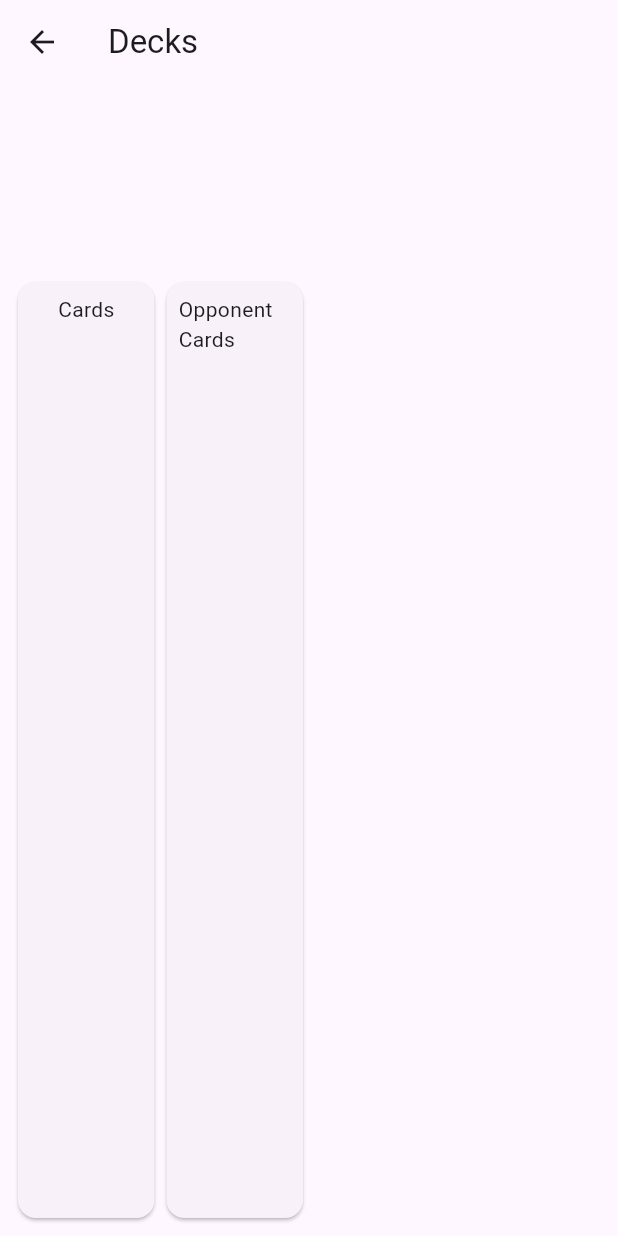
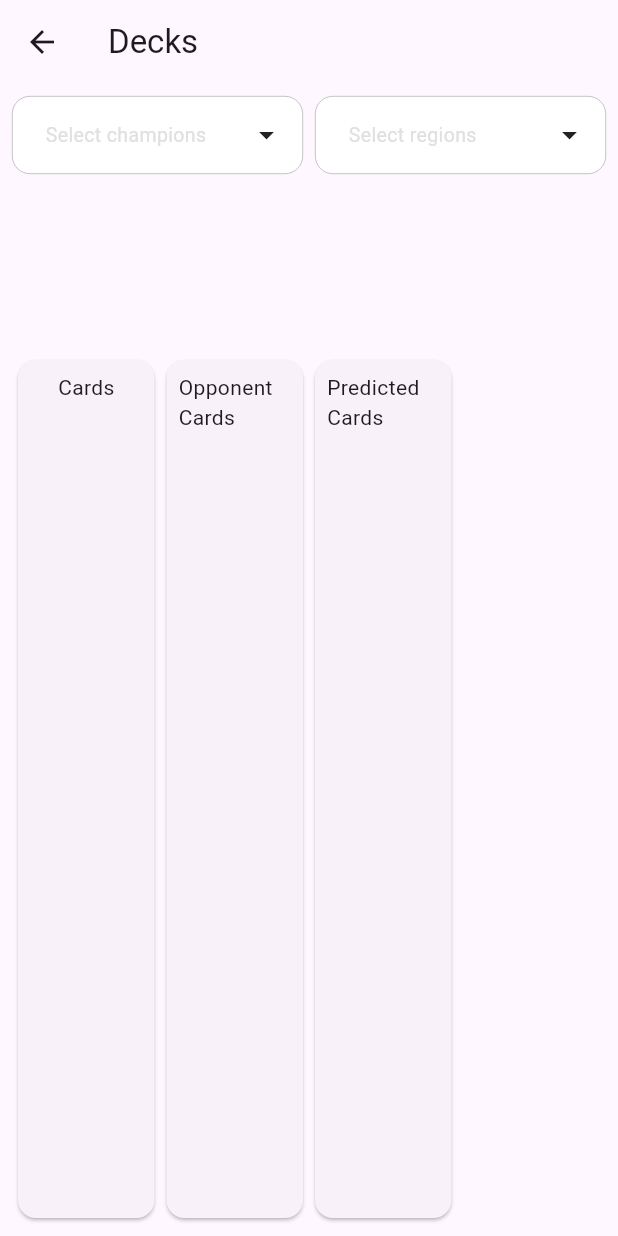
Before and after one commit to Almis90/lortools, a Flutter app: the DecksPage screen opened by its route, on a phone screen of 412 x 824 dp. Run offline on Flutter 3.47's test engine with Material 3 defaults, Android fonts, the phone set to English and light mode, and no system bars; drawn by our look-alikes of multi_dropdown; our stand-ins replace auto_route, cached_network_image, dio, flutter_bloc, shared_preferences; missing offline and left inert: base32; accounts and stored records are empty; network calls fail.

Commit message:
Load champions/regions from api, improved filter

```diff
--- a/lib/bloc/opponent_cards_bloc.dart
+++ b/lib/bloc/opponent_cards_bloc.dart
@@ -8,11 +8,11 @@ part 'opponent_cards_event.dart';
 part 'opponent_cards_state.dart';
 
 class OpponentCardsBloc extends Bloc<OpponentCardsEvent, OpponentCardsState> {
+  List<LorCard> cards = [];
+
   OpponentCardsBloc() : super(OpponentCardsInitial()) {
     on<OpponentCardsAdd>((event, emit) {
-      if (state is OpponentCardsUpdated) {
-        var cards = (state as OpponentCardsUpdated).cards;
-
+      if (cards.isNotEmpty) {
         var existingCard = cards.firstWhereOrNull(
             (element) => element.cardCode == event.card.cardCode);
 
@@ -23,10 +23,10 @@ class OpponentCardsBloc extends Bloc<OpponentCardsEvent, OpponentCardsState> {
             existingCard.increaseCount();
           }
         }
-        emit(OpponentCardsUpdated(cards));
       } else {
-        emit(OpponentCardsUpdated([event.card]));
+        cards.add(event.card);
       }
+      emit(OpponentCardsUpdated([event.card]));
     });
     on<OpponentCardsRemove>((event, emit) {
       if (state is OpponentCardsUpdated) {
--- /dev/null
+++ b/lib/bloc/predicted_cards_bloc.dart
@@ -0,0 +1,13 @@
+import 'package:flutter/material.dart';
+import 'package:flutter_bloc/flutter_bloc.dart';
+import 'package:lortools/models/lor_card.dart';
+
+part 'predicted_cards_event.dart';
+part 'predicted_cards_state.dart';
+
+class PredictedCardsBloc
+    extends Bloc<PredictedCardsEvent, PredictedCardsState> {
+  PredictedCardsBloc() : super(PredictedCardsInitial()) {
+    on<PredictedCardsUpdate>((event, emit) {});
+  }
+}
--- /dev/null
+++ b/lib/bloc/predicted_cards_event.dart
@@ -0,0 +1,10 @@
+part of 'predicted_cards_bloc.dart';
+
+@immutable
+sealed class PredictedCardsEvent {}
+
+class PredictedCardsUpdate extends PredictedCardsEvent {
+  final List<LorCard> cards;
+
+  PredictedCardsUpdate(this.cards);
+}
--- /dev/null
+++ b/lib/bloc/predicted_cards_state.dart
@@ -0,0 +1,12 @@
+part of 'predicted_cards_bloc.dart';
+
+@immutable
+sealed class PredictedCardsState {}
+
+final class PredictedCardsInitial extends PredictedCardsState {}
+
+final class PredictedCardsUpdated extends PredictedCardsState {
+  final List<LorCard> cards;
+
+  PredictedCardsUpdated(this.cards);
+}
--- a/lib/bloc/sets_bloc.dart
+++ b/lib/bloc/sets_bloc.dart
@@ -8,21 +8,37 @@ part 'sets_state.dart';
 
 class SetsBloc extends Bloc<SetsEvent, SetsState> {
   final SetsRepository setsRepository;
+  List<LorCard> cards = [];
+  List<LorCard> filteredCards = [];
 
   SetsBloc(this.setsRepository) : super(SetsInitial()) {
     on<LoadAllCardsFromAllSets>((event, emit) async {
       var setCards = await setsRepository.getAllCardsFromAllSet();
-      var cards = setCards
-          .map((e) => LorCard(
-                cardCode: e.cardCode ?? '',
-                collectible: e.collectible ?? false,
-                cost: e.cost ?? 0,
-                name: e.name ?? '',
-                deckSet: e.deckSet ?? '',
-              ))
+      cards = filteredCards = setCards
+          .map(
+            (e) => LorCard(
+              cardCode: e.cardCode ?? '',
+              collectible: e.collectible ?? false,
+              cost: e.cost ?? 0,
+              name: e.name ?? '',
+              deckSet: e.deckSet ?? '',
+              regions: e.regions ?? [],
+              rarity: e.rarity ?? '',
+            ),
+          )
           .toList();
 
-      emit(CardsLoaded(cards));
+      emit(CardsLoaded(filteredCards: filteredCards, allCards: cards));
+    });
+    on<CardsFilter>((event, emit) async {
+      filteredCards = event.regions?.isEmpty ?? true
+          ? cards
+          : cards
+              .where((e) => e.regions
+                  .any((element) => event.regions?.contains(element) ?? true))
+              .toList();
+
+      emit(CardsLoaded(filteredCards: filteredCards, allCards: cards));
     });
   }
 }
--- a/lib/bloc/sets_event.dart
+++ b/lib/bloc/sets_event.dart
@@ -4,3 +4,10 @@ part of 'sets_bloc.dart';
 sealed class SetsEvent {}
 
 class LoadAllCardsFromAllSets extends SetsEvent {}
+
+class CardsFilter extends SetsEvent {
+  final List<String>? champions;
+  final List<String>? regions;
+
+  CardsFilter(this.champions, this.regions);
+}
--- a/lib/bloc/sets_state.dart
+++ b/lib/bloc/sets_state.dart
@@ -6,7 +6,11 @@ sealed class SetsState {}
 final class SetsInitial extends SetsState {}
 
 final class CardsLoaded extends SetsState {
-  final List<LorCard> cards;
+  final List<LorCard> filteredCards;
+  final List<LorCard> allCards;
 
-  CardsLoaded(this.cards);
+  CardsLoaded({
+    required this.filteredCards,
+    required this.allCards,
+  });
 }
--- a/lib/main.dart
+++ b/lib/main.dart
@@ -4,6 +4,7 @@ import 'package:lortools/auto_router.dart';
 import 'package:lortools/bloc/assets_bloc.dart';
 import 'package:lortools/bloc/decks_bloc.dart';
 import 'package:lortools/bloc/opponent_cards_bloc.dart';
+import 'package:lortools/bloc/predicted_cards_bloc.dart';
 import 'package:lortools/bloc/sets_bloc.dart';
 import 'package:lortools/repositories/decks_repository.dart';
 import 'package:lortools/repositories/sets_repository.dart';
@@ -49,6 +50,9 @@ class MyApp extends StatelessWidget {
           BlocProvider<OpponentCardsBloc>(
             create: (context) => OpponentCardsBloc(),
           ),
+          BlocProvider<PredictedCardsBloc>(
+            create: (context) => PredictedCardsBloc(),
+          ),
         ],
         child: MaterialApp.router(
           title: 'Flutter Demo',
--- a/lib/models/champion.dart
+++ b/lib/models/champion.dart
@@ -1,20 +1,18 @@
 class Champion {
-  final String title;
+  final String name;
+  final String cardCode;
   final String imageUrl;
 
   Champion({
-    required this.title,
+    required this.name,
+    required this.cardCode,
     required this.imageUrl,
   });
 
   @override
   bool operator ==(Object other) =>
-      identical(this, other) ||
-      other is Champion &&
-          runtimeType == other.runtimeType &&
-          title == other.title &&
-          imageUrl == other.imageUrl;
+      identical(this, other) || other is Champion && cardCode == other.cardCode;
 
   @override
-  int get hashCode => title.hashCode ^ imageUrl.hashCode;
+  int get hashCode => name.hashCode ^ imageUrl.hashCode;
 }
--- a/lib/models/lor_card.dart
+++ b/lib/models/lor_card.dart
@@ -4,6 +4,8 @@ class LorCard {
   final String name;
   final String deckSet;
   final int cost;
+  final List<String> regions;
+  final String rarity;
   int count = 0;
 
   LorCard({
@@ -12,6 +14,8 @@ class LorCard {
     required this.name,
     required this.deckSet,
     required this.cost,
+    required this.regions,
+    required this.rarity,
   });
 
   void increaseCount() {
--- a/lib/pages/decks_page.dart
+++ b/lib/pages/decks_page.dart
@@ -3,6 +3,7 @@ import 'package:flutter/material.dart';
 import 'package:flutter_bloc/flutter_bloc.dart';
 import 'package:lortools/bloc/decks_bloc.dart';
 import 'package:lortools/bloc/opponent_cards_bloc.dart';
+import 'package:lortools/bloc/predicted_cards_bloc.dart';
 import 'package:lortools/bloc/sets_bloc.dart';
 import 'package:lortools/helpers/card_helper.dart';
 import 'package:lortools/helpers/string_extensions.dart';
@@ -57,7 +58,7 @@ class _DecksPageState extends State<DecksPage> {
                 children: [
                   _buildCards(),
                   _buildOpponentCards(),
-                  const Spacer(),
+                  _buildPredictedCards(),
                   const Spacer(),
                 ],
               ),
@@ -101,7 +102,11 @@ class _DecksPageState extends State<DecksPage> {
       'Opponent Cards',
       DragTarget<LorCard>(
         onAccept: (data) {
-          context.read<OpponentCardsBloc>().add(OpponentCardsAdd(data));
+          var opponentCardsBloc = context.read<OpponentCardsBloc>();
+          opponentCardsBloc.add(OpponentCardsAdd(data));
+          // context
+          //     .read<PredictedCardsBloc>()
+          //     .add(PredictedCardsUpdate(opponentCardsBloc.cards));
         },
         builder: (context, candidateData, rejectedData) {
           return BlocBuilder<OpponentCardsBloc, OpponentCardsState>(
@@ -139,7 +144,7 @@ class _DecksPageState extends State<DecksPage> {
           return BlocBuilder<SetsBloc, SetsState>(
             builder: (context, state) {
               if (state is CardsLoaded) {
-                var uniqueCards = _getUniqueSortedCards(state.cards);
+                var uniqueCards = _getUniqueSortedCards(state.filteredCards);
                 return ListView.builder(
                   itemCount: uniqueCards.length,
                   itemBuilder: (context, index) {
@@ -156,6 +161,31 @@ class _DecksPageState extends State<DecksPage> {
               }
             },
           );
+        },
+      ),
+    );
+  }
+
+  Widget _buildPredictedCards() {
+    return _buildCardLayout(
+      'Predicted Cards',
+      BlocBuilder<PredictedCardsBloc, PredictedCardsState>(
+        builder: (context, state) {
+          if (state is PredictedCardsUpdated) {
+            return ListView.builder(
+              itemCount: state.cards.length,
+              itemBuilder: (context, index) {
+                return LayoutBuilder(
+                  builder: (context, constraints) {
+                    return CardWidget(
+                        lorCard: state.cards[index], showCount: true);
+                  },
+                );
+              },
+            );
+          } else {
+            return Container();
+          }
         },
       ),
     );
@@ -191,10 +221,10 @@ class _DecksPageState extends State<DecksPage> {
   }
 
   Widget _buildChampionDropdown() {
-    return BlocBuilder<DecksBloc, DecksState>(
+    return BlocBuilder<SetsBloc, SetsState>(
       builder: (context, state) {
-        if (state is DecksLoaded) {
-          var champions = _getChampions(state);
+        if (state is CardsLoaded) {
+          var champions = _getChampions(state.allCards);
           var dropdownItems =
               champions?.map(_championToValueItem).toList() ?? [];
 
@@ -218,10 +248,10 @@ class _DecksPageState extends State<DecksPage> {
   }
 
   Widget _buildRegionDropdown() {
-    return BlocBuilder<DecksBloc, DecksState>(
+    return BlocBuilder<SetsBloc, SetsState>(
       builder: (context, state) {
-        if (state is DecksLoaded) {
-          var regions = _getRegions(state);
+        if (state is CardsLoaded) {
+          var regions = _getRegions(state.allCards);
           var dropdownItems = regions?.map(_regionToValueItem).toList() ?? [];
 
           return MultiSelectDropDown<String>(
@@ -276,32 +306,26 @@ class _DecksPageState extends State<DecksPage> {
     );
   }
 
-  List<Champion>? _getChampions(DecksLoaded state) {
-    if (state.decks.stats?.seven?.europe == null) {
-      return null;
-    }
+  List<Champion>? _getChampions(List<LorCard> cards) {
+    var regions = _regionsController.selectedOptions.map((e) => e.value ?? '');
 
-    return state.decks.stats!.seven!.europe!
-        .expand<Champion>((deckStat) =>
-            deckStat.assets?.champions?.map((championData) => Champion(
-                title: championData[0],
-                imageUrl: CardHelper.getImageUrlFromCode(championData[1]))) ??
-            const Iterable.empty())
-        .toSet()
+    return cards
+        .where((card) =>
+            card.rarity == 'Champion' &&
+            (regions.isEmpty ||
+                regions.any((region) => card.regions.contains(region))))
+        .map((e) => Champion(
+            name: e.name,
+            cardCode: e.cardCode,
+            imageUrl: CardHelper.getImageUrlFromCode(e.cardCode)))
         .toList()
-      ..sort((a, b) => a.title.compareTo(b.title));
+      ..sort((a, b) => a.name.compareTo(b.name));
   }
 
-  List<String>? _getRegions(DecksLoaded state) {
-    if (state.decks.stats?.seven?.europe == null) {
-      return null;
-    }
-
-    return state.decks.stats!.seven!.europe!
-        .expand<String>((deckStat) =>
-            deckStat.assets?.champions
-                ?.map((champion) => champion[2].toTitleCase()) ??
-            const Iterable.empty())
+  List<String>? _getRegions(List<LorCard> cards) {
+    return cards
+        .where((card) => card.rarity == 'Champion')
+        .expand((e) => e.regions)
         .toSet()
         .toList()
       ..sort();
@@ -312,12 +336,17 @@ class _DecksPageState extends State<DecksPage> {
 
     context.read<DecksBloc>().add(DecksFilter(selectedTitles,
         _regionsController.selectedOptions.map(_valueItemToString).toList()));
+    context.read<SetsBloc>().add(CardsFilter(selectedTitles,
+        _regionsController.selectedOptions.map(_valueItemToString).toList()));
   }
 
   void _onRegionOptionSelected(List<ValueItem<String>> selectedOptions) {
     var selectedTitles = selectedOptions.map(_valueItemToString).toList();
 
     context.read<DecksBloc>().add(DecksFilter(
+        _championsController.selectedOptions.map(_valueItemToString).toList(),
+        selectedTitles));
+    context.read<SetsBloc>().add(CardsFilter(
         _championsController.selectedOptions.map(_valueItemToString).toList(),
         selectedTitles));
   }
@@ -327,7 +356,7 @@ class _DecksPageState extends State<DecksPage> {
   }
 
   ValueItem<String> _championToValueItem(Champion champion) {
-    return ValueItem(label: champion.title, value: champion.title);
+    return ValueItem(label: champion.name, value: champion.cardCode);
   }
 
   ValueItem<String> _regionToValueItem(String region) {
@@ -336,7 +365,8 @@ class _DecksPageState extends State<DecksPage> {
 
   Champion _listStringToChampion(List<String> championInfo) {
     return Champion(
-      title: championInfo[0],
+      name: championInfo[0],
+      cardCode: championInfo[1],
       imageUrl: CardHelper.getImageUrlFromCode(championInfo[1]),
     );
   }
```
Also changed, not shown: lib/bloc/decks_bloc.dart (+10 -5 lines).
